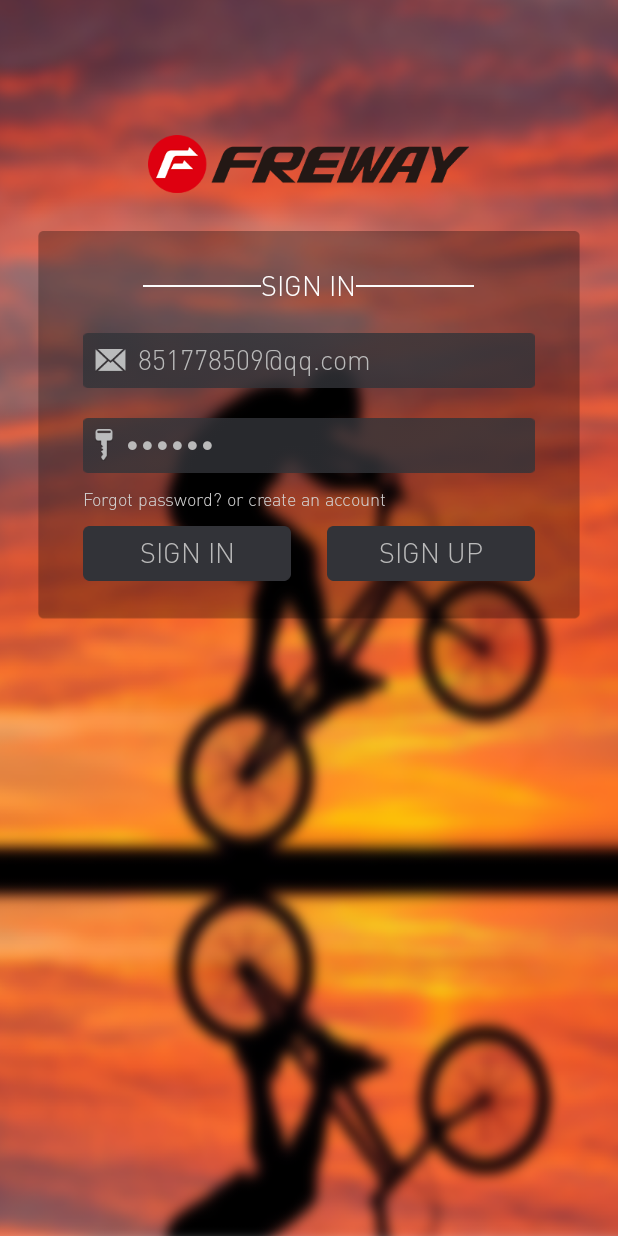
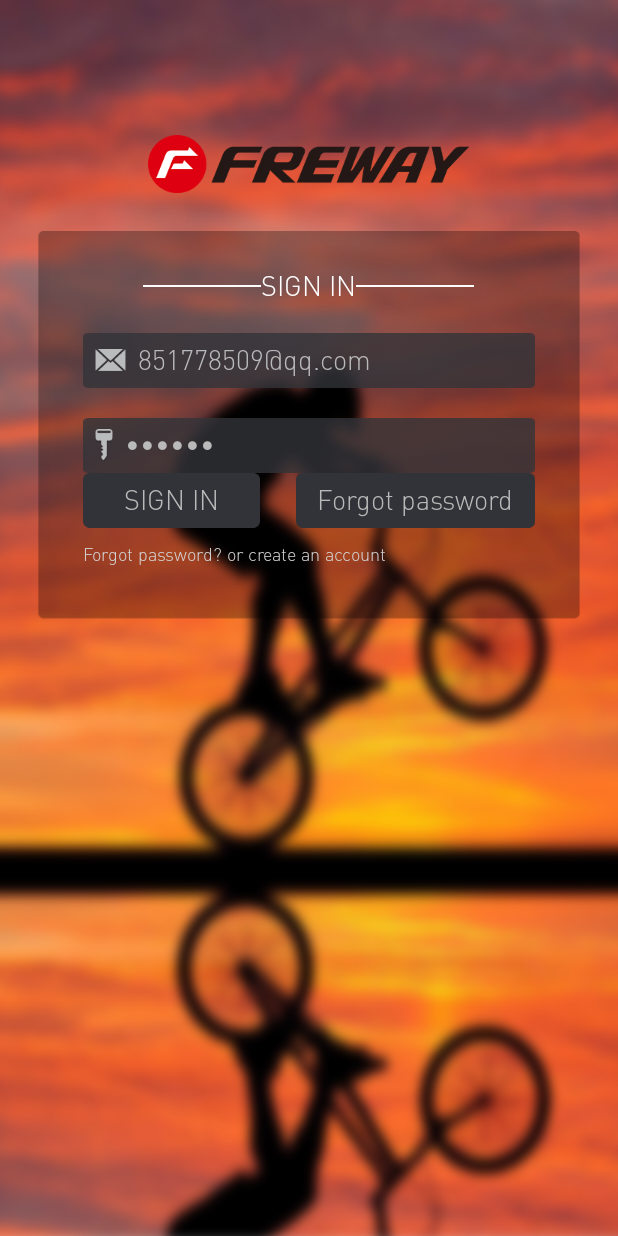
Before and after one commit to Nicolls/Freway, an Android app: the screen it shows after launch (SignInActivity), on a phone screen of 412 x 824 dp. Run offline under Robolectric (Android 15) with nearby library versions, the phone set to English and light mode, and no system bars; our stand-ins replace Volley; libraries missing offline, so code that uses them is left out: com.baidu.mapapi; network calls fail; 2 statements that could not run were skipped.

Commit message:
改按钮

```diff
--- a/app/src/main/res/layout/activity_signin.xml
+++ b/app/src/main/res/layout/activity_signin.xml
@@ -48,16 +48,6 @@
             style="@style/SignInput"
              />
 
-        <TextView
-            android:id="@+id/sign_tip"
-            android:layout_width="match_parent"
-            android:layout_height="wrap_content"
-            android:layout_marginBottom="@dimen/sign_tip_maringVertical"
-            android:layout_marginTop="@dimen/sign_tip_maringVertical"
-            android:text="@string/sign_in_tip"
-            android:textColor="@color/text_white_smoke"
-            android:textSize="12sp" />
-
         <LinearLayout
             android:layout_width="match_parent"
             android:layout_height="wrap_content"
@@ -77,8 +67,18 @@
                 android:layout_height="wrap_content"
                 android:layout_marginStart="@dimen/sign_btn_spacing"
                 android:layout_marginLeft="@dimen/sign_btn_spacing"
-                android:text="@string/sign_up"
+                android:text="@string/sign_in_forgot_pwd"
                 style="@style/SignButtonShort"  />
         </LinearLayout>
+        <TextView
+            android:id="@+id/sign_tip"
+            android:layout_width="match_parent"
+            android:layout_height="wrap_content"
+            android:layout_marginBottom="@dimen/sign_tip_maringVertical"
+            android:layout_marginTop="@dimen/sign_tip_maringVertical"
+            android:text="@string/sign_in_tip"
+            android:textColor="@color/text_white_smoke"
+            android:autoLink="all"
+            android:textSize="12sp" />
     </LinearLayout>
 </RelativeLayout>
--- a/app/src/main/res/values/strings.xml
+++ b/app/src/main/res/values/strings.xml
@@ -91,6 +91,7 @@
     <string name="username">Username</string><!--用户名 -->
     <string name="sign_in">SIGN IN</string><!--登录 -->
     <string name="sign_up">SIGN UP</string><!--注册 -->
+    <string name="sign_in_forgot_pwd">Forgot password</string><!--忘记密码 -->
     <string name="sign_in_tip">Forgot password? or create an account</string>
     <string name="battery_left">LEFT</string><!-- 剩余-->
     <string name="mi">mi</string><!-- 这个单位是迈 -->
```
Also changed, not shown: 1 other file.
